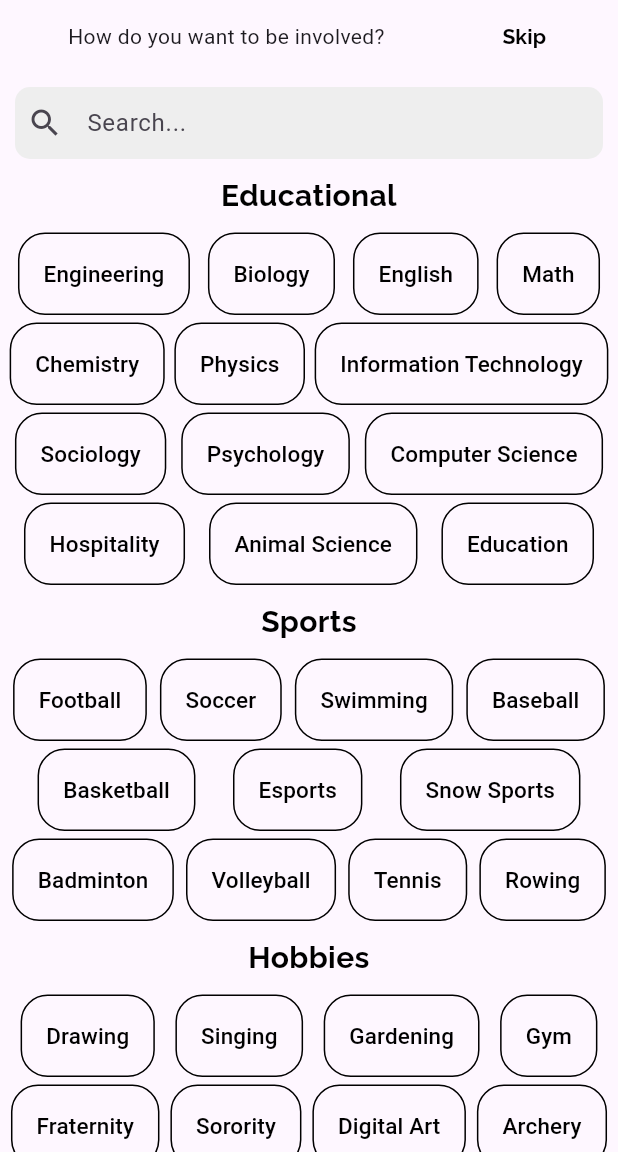
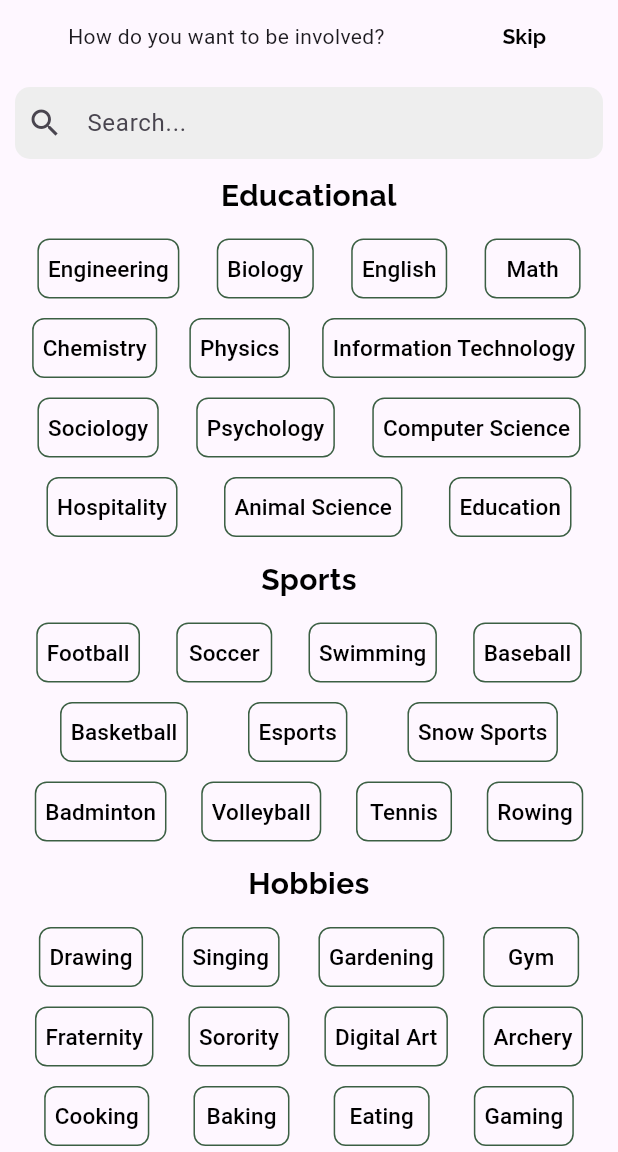
Before and after one commit to BroncoBond/Bronco-Bond, a Flutter app: the InterestsPage screen opened directly, on a phone screen of 412 x 824 dp, the part 84-1236 px from its top. Run offline on Flutter 3.47's test engine with Material 3 defaults, Android fonts, the phone set to English and light mode, and no system bars; our stand-ins replace google_fonts, image_picker, jwt_decoder, shared_preferences; accounts and stored records are empty; generated files the repository leaves out were written again; network calls fail.

```diff
--- a/lib/src/screens/interests_page.dart
+++ b/lib/src/screens/interests_page.dart
@@ -24,7 +24,9 @@ class InterestsPage extends StatelessWidget {
             child: Column(
                 crossAxisAlignment: CrossAxisAlignment.stretch,
                 children: [
-              Row(mainAxisAlignment: MainAxisAlignment.spaceAround, children: [
+              Row(
+                mainAxisAlignment: MainAxisAlignment.spaceAround,
+                children: [
                   const Text("    How do you want to be involved?"),
                   TextButton(
                       onPressed: () {
@@ -42,7 +44,8 @@ class InterestsPage extends StatelessWidget {
                           color: Colors.black,
                         ),
                       ))
-              ]),
+                ],
+              ),
               Padding(
                   padding: const EdgeInsets.all(10.0),
                   child: buildSearchBar(" ")),
@@ -224,13 +227,18 @@ Widget buildButton(String label) {
   return Row(mainAxisAlignment: MainAxisAlignment.end, children: [
     TextButton(
       style: ButtonStyle(
-          padding:
-              MaterialStateProperty.all<EdgeInsets>(const EdgeInsets.all(17)),
+        padding: MaterialStateProperty.all<EdgeInsets>(const EdgeInsets.all(7)),
         foregroundColor: MaterialStateProperty.all<Color>(Colors.black),
         shape: MaterialStateProperty.all<RoundedRectangleBorder>(
           RoundedRectangleBorder(
-                  borderRadius: BorderRadius.circular(18.0),
-                  side: const BorderSide(color: Colors.black)))),
+            borderRadius: BorderRadius.circular(8.0),
+            side: const BorderSide(
+              color: Color(0xFF3B5F43),
+              width: 1,
+            ),
+          ),
+        ),
+      ),
       onPressed: () {
         print('$label pressed');
       },
--- a/lib/src/screens/nav_bar.dart
+++ b/lib/src/screens/nav_bar.dart
@@ -55,8 +55,8 @@ class BottomNavBarState extends State<BottomNavBar> {
             label: 'Messages',
           ),
           BottomNavigationBarItem(
-            icon: Icon(Icons.search_rounded),
-            label: 'Search',
+            icon: Icon(Icons.explore),
+            label: 'Explore',
           ),
           BottomNavigationBarItem(
             icon: Icon(Icons.calendar_today_rounded),
```
Lines whose indentation alone changed are shown as unchanged.
